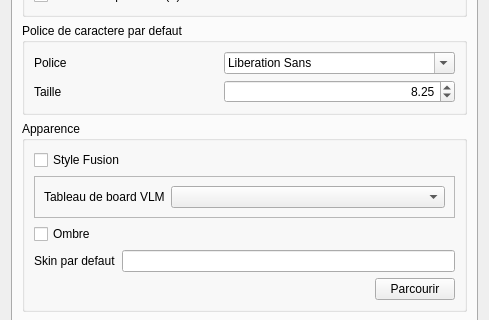
nohal/qtVlm, file src/Ui/paramVLM.ui: the form before one commit; both pictures show x 0 to 489 and y 118 to 438 of the 489 by 571 pixel window.
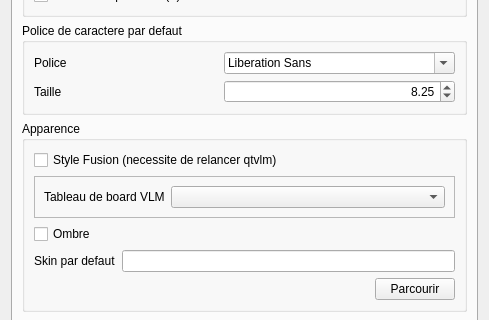
The form after the commit. Icons and pictures are not drawn.

Commit message: [ticket 237] msg reload qtvlm ds UI paramVlm pour style fusion

The edit to the form file:
```diff
--- a/src/Ui/paramVLM.ui
+++ b/src/Ui/paramVLM.ui
@@ -7,7 +7,7 @@
     <x>0</x>
     <y>0</y>
     <width>489</width>
-    <height>562</height>
+    <height>566</height>
    </rect>
   </property>
   <property name="sizePolicy">
@@ -129,7 +129,7 @@
              <string>Redemarrage de qtVlm necessaire</string>
             </property>
             <property name="text">
-             <string>Style Fusion</string>
+             <string>Style Fusion (necessite de relancer qtvlm)</string>
             </property>
            </widget>
           </item>
```
The commit also changes 7 other files.
